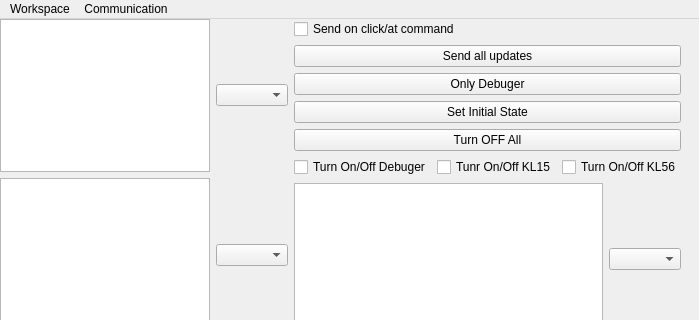
First picture: the form in Software/DesktopApp/RelayControl/mainwindow.ui, repository burmistrok/RelayControl, before the edit; both pictures show x 0 to 699 and y 0 to 320 of the 699 by 847 pixel window.
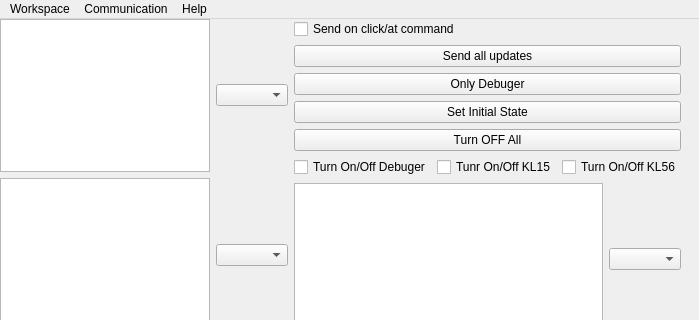
Second picture: the form after the edit.

```diff
--- a/Software/DesktopApp/RelayControl/mainwindow.ui
+++ b/Software/DesktopApp/RelayControl/mainwindow.ui
@@ -210,8 +210,16 @@
     </property>
     <addaction name="actionConnect"/>
    </widget>
+   <widget class="QMenu" name="menuHelp">
+    <property name="title">
+     <string>Help</string>
+    </property>
+    <addaction name="actionSupport"/>
+    <addaction name="actionSource_code"/>
+   </widget>
    <addaction name="menuWorkspace"/>
    <addaction name="menuCommunication"/>
+   <addaction name="menuHelp"/>
   </widget>
   <widget class="QStatusBar" name="statusbar"/>
   <action name="actionConnect">
```
Left out of the diff: 10 changed lines with no effect on the pictures.
